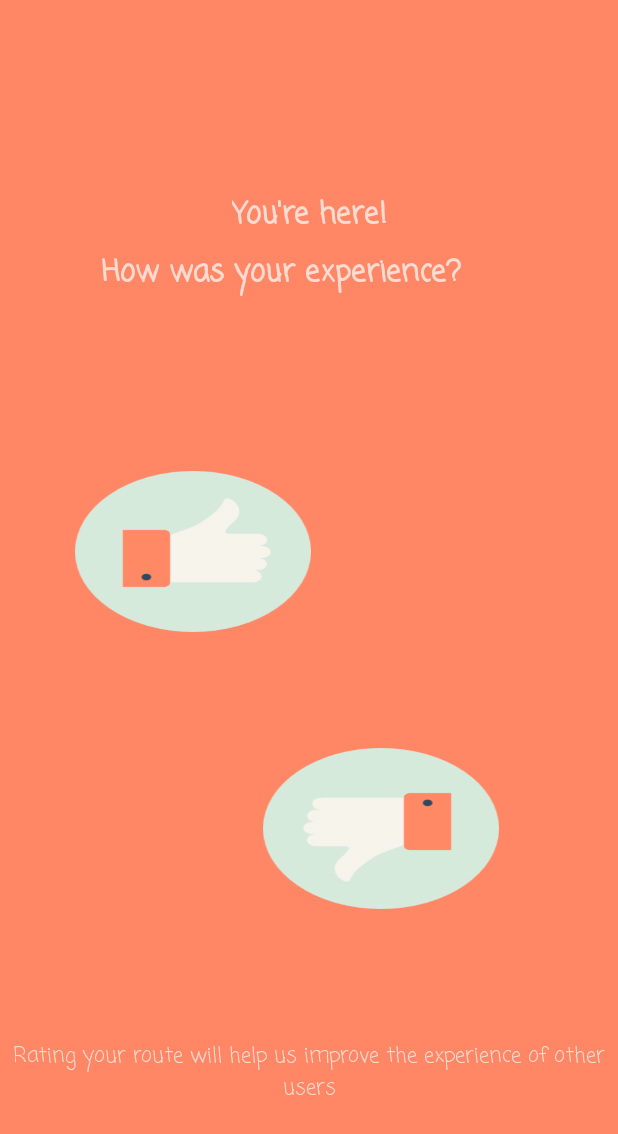
After one commit to OmerGoldreich/StrollerApp, an Android app: the UserFeedbackActivity screen opened directly, with no data from a screen before it, on a phone screen of 412 x 824 dp. The commit adds this screen. Shown: the top 1134 px of the screen. Run offline under Robolectric (Android 15) with nearby library versions, the phone set to English and light mode, and no system bars; Roboto replaces fonts that are not available here.

Commit message:
user feedback page is added

```diff
--- a/app/src/main/AndroidManifest.xml
+++ b/app/src/main/AndroidManifest.xml
@@ -38,11 +38,10 @@
                 <data android:scheme="@string/fb_login_protocol_scheme" />
             </intent-filter>
         </activity>
-        <activity android:name=".MainActivity">
-        </activity>
+        <activity android:name=".MainActivity"></activity>
         <activity
             android:name=".SearchActivity"
-            android:windowSoftInputMode="adjustPan"/>
+            android:windowSoftInputMode="adjustPan" />
         <!--
              The API key for Google Maps-based APIs is defined as a string resource.
              (See the file "res/values/google_maps_api.xml").
@@ -58,14 +57,17 @@
             android:name="preloaded_fonts"
             android:resource="@array/preloaded_fonts" />
 
-        <activity android:name=".MapsActivity"/>
-        <activity android:name=".StartActivity" android:theme="@style/SplashTheme">
+        <activity android:name=".MapsActivity" />
+        <activity
+            android:name=".StartActivity"
+            android:theme="@style/SplashTheme">
             <intent-filter>
                 <action android:name="android.intent.action.MAIN" />
 
                 <category android:name="android.intent.category.LAUNCHER" />
             </intent-filter>
         </activity>
+        <activity android:name=".UserFeedbackActivity"></activity>
     </application>
 
 </manifest>
--- /dev/null
+++ b/app/src/main/java/com/stroller/stroller/UserFeedbackActivity.java
@@ -0,0 +1,13 @@
+package com.stroller.stroller;
+
+import android.support.v7.app.AppCompatActivity;
+import android.os.Bundle;
+
+public class UserFeedbackActivity extends AppCompatActivity {
+
+    @Override
+    protected void onCreate(Bundle savedInstanceState) {
+        super.onCreate(savedInstanceState);
+        setContentView(R.layout.activity_user_feedback);
+    }
+}
--- /dev/null
+++ b/app/src/main/res/layout/activity_user_feedback.xml
@@ -0,0 +1,87 @@
+<?xml version="1.0" encoding="utf-8"?>
+<android.support.constraint.ConstraintLayout xmlns:android="http://schemas.android.com/apk/res/android"
+    xmlns:app="http://schemas.android.com/apk/res-auto"
+    xmlns:tools="http://schemas.android.com/tools"
+    android:layout_width="match_parent"
+    android:layout_height="match_parent"
+    android:background="#ff8765"
+    tools:context="com.stroller.stroller.UserFeedbackActivity">
+
+    <TextView
+        android:id="@+id/textView5"
+        android:layout_width="wrap_content"
+        android:layout_height="wrap_content"
+        android:layout_marginBottom="8dp"
+        android:layout_marginEnd="8dp"
+        android:layout_marginStart="8dp"
+        android:fontFamily="casual"
+        android:text="@string/youMadeIT"
+        android:textAlignment="center"
+        android:textSize="20dp"
+        android:textStyle="bold"
+        app:layout_constraintBottom_toTopOf="@+id/textView"
+        app:layout_constraintEnd_toEndOf="parent"
+        app:layout_constraintStart_toStartOf="parent" />
+
+    <TextView
+        android:id="@+id/textView"
+        android:layout_width="272dp"
+        android:layout_height="69dp"
+        android:layout_marginEnd="8dp"
+        android:fontFamily="casual"
+        android:text="@string/tell_us_how_you_feel"
+        android:textSize="20dp"
+        android:textStyle="bold"
+        app:layout_constraintBottom_toTopOf="@+id/likeButton"
+        app:layout_constraintEnd_toEndOf="parent"
+        app:layout_constraintHorizontal_bias="0.512"
+        app:layout_constraintStart_toStartOf="parent"
+        app:layout_constraintTop_toTopOf="parent"
+        app:layout_constraintVertical_bias="0.68" />
+
+
+    <Button
+        android:id="@+id/likeButton"
+        android:layout_width="157dp"
+        android:layout_height="107dp"
+        android:layout_marginBottom="8dp"
+        android:layout_marginStart="8dp"
+        android:layout_marginTop="16dp"
+        android:background="@drawable/likecirclebright"
+        app:layout_constraintBottom_toBottomOf="parent"
+        app:layout_constraintEnd_toEndOf="parent"
+        app:layout_constraintHorizontal_bias="0.17"
+        app:layout_constraintStart_toStartOf="parent"
+        app:layout_constraintTop_toTopOf="parent"
+        app:layout_constraintVertical_bias="0.43" />
+
+    <Button
+        android:id="@+id/dislikeButton"
+        android:layout_width="157dp"
+        android:layout_height="107dp"
+        android:layout_marginBottom="8dp"
+        android:layout_marginEnd="8dp"
+        android:layout_marginStart="8dp"
+        android:layout_marginTop="8dp"
+        android:background="@drawable/dislikecirclebright"
+        app:layout_constraintBottom_toBottomOf="parent"
+        app:layout_constraintEnd_toEndOf="parent"
+        app:layout_constraintHorizontal_bias="0.7"
+        app:layout_constraintStart_toStartOf="parent"
+        app:layout_constraintTop_toTopOf="parent"
+        app:layout_constraintVertical_bias="0.7" />
+
+    <TextView
+        android:id="@+id/textView6"
+        android:layout_width="wrap_content"
+        android:layout_height="wrap_content"
+        android:layout_marginBottom="8dp"
+        android:layout_marginTop="8dp"
+        android:fontFamily="casual"
+        android:textAlignment="center"
+        android:text="@string/whyRate"
+        app:layout_constraintBottom_toBottomOf="parent"
+        app:layout_constraintTop_toBottomOf="@+id/dislikeButton" />
+
+
+</android.support.constraint.ConstraintLayout>
--- a/app/src/main/res/values/strings.xml
+++ b/app/src/main/res/values/strings.xml
@@ -12,6 +12,11 @@
     <string name="title_activity_get_polyline">getPolyline</string>
     <string name="title_activity_find_path">Map</string>
     <string name="title_activity_start">StartActivity</string>
+    <string name="FAVES_OR_SEARCH">get value of 1 or 2</string>
+    <string name="youMadeIT">You're here!</string>
+    <string name="tell_us_how_you_feel">How was your experience?</string>
+    <string name="whyRate">Rating your route will help us improve the experience of other users</string>
+
 
 
 </resources>
```
Also changed, not shown: app/src/main/res/drawable/dislikecircle.png (added), app/src/main/res/drawable/dislikecirclebright.png (added), app/src/main/res/drawable/likeCircle.png (added), app/src/main/res/drawable/likecirclebright.png (added).
